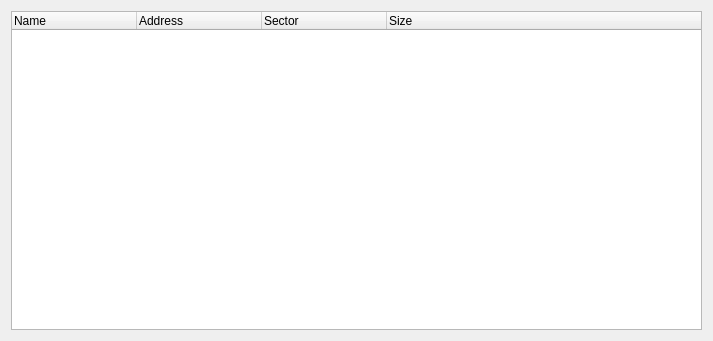
This is Velocity/isodialog.ui in hetelek/Velocity as Qt 5 draws it before an edit. The edited form follows.
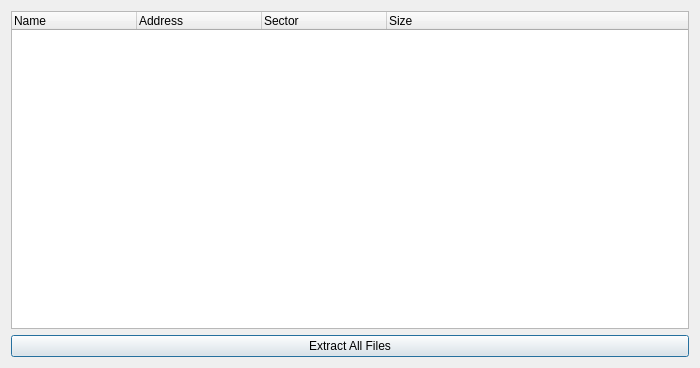
This is the edited form. Icons and pictures are not drawn.

Commit message: Add 'extract all' feature

Patch:
```diff
--- a/Velocity/isodialog.ui
+++ b/Velocity/isodialog.ui
@@ -6,10 +6,16 @@
    <rect>
     <x>0</x>
     <y>0</y>
-    <width>713</width>
-    <height>341</height>
+    <width>700</width>
+    <height>368</height>
    </rect>
   </property>
+  <property name="minimumSize">
+   <size>
+    <width>700</width>
+    <height>368</height>
+   </size>
+  </property>
   <property name="windowTitle">
    <string>ISO</string>
   </property>
@@ -17,6 +23,8 @@
    <iconset resource="Resources.qrc">
     <normaloff>:/Images/Leaner24.png</normaloff>:/Images/Leaner24.png</iconset>
   </property>
+  <layout class="QVBoxLayout" name="verticalLayout_2">
+   <item>
   <layout class="QVBoxLayout" name="verticalLayout">
    <item>
     <widget class="QTreeWidget" name="treeWidget">
@@ -44,6 +52,15 @@
       </property>
      </column>
     </widget>
+     </item>
+     <item>
+      <widget class="QPushButton" name="pushButton">
+       <property name="text">
+        <string>Extract All Files</string>
+       </property>
+      </widget>
+     </item>
+    </layout>
    </item>
   </layout>
  </widget>
```
Lines whose indentation alone changed are shown as unchanged. The commit also changes 12 other files.
